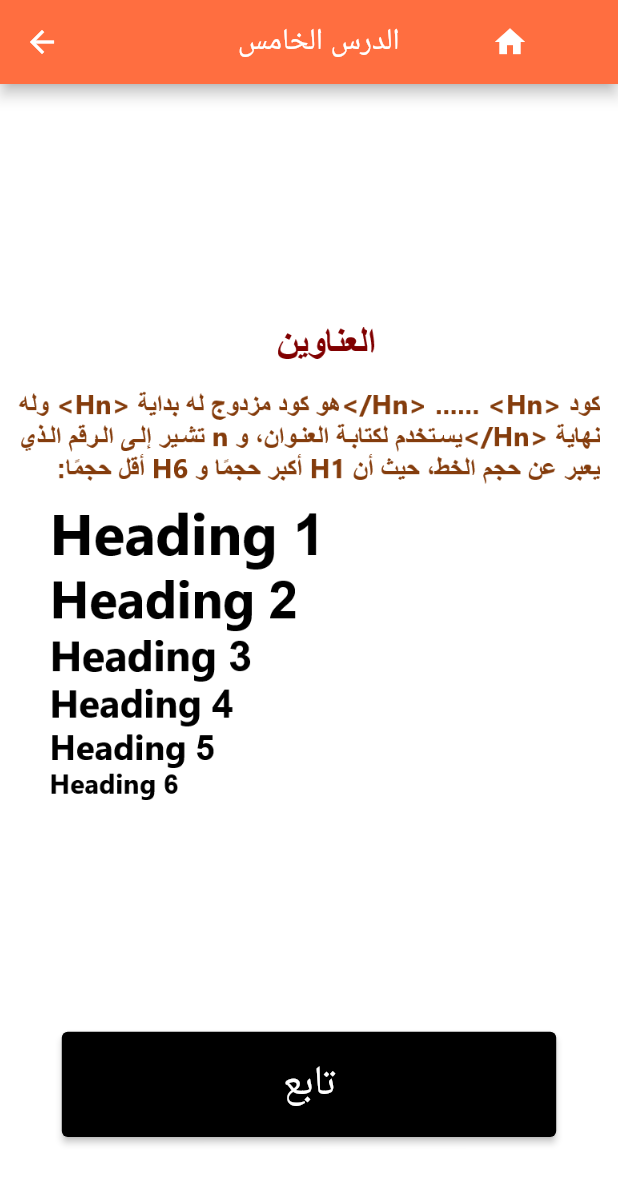
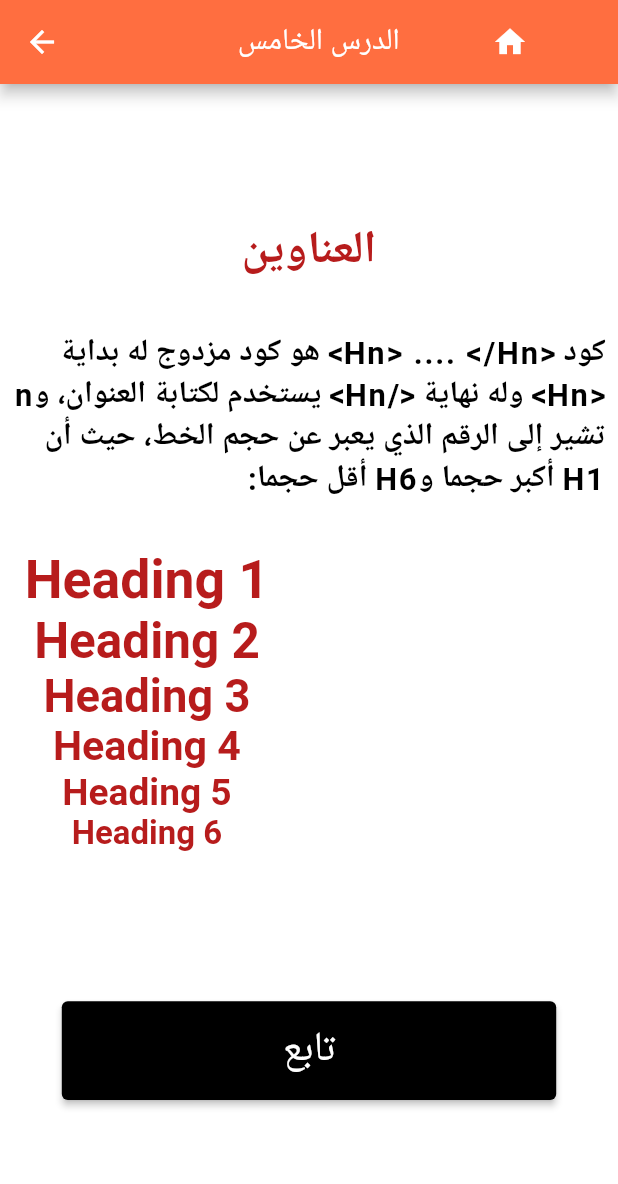
Before and after one commit to AnasKhaled1876/Intro-to-HTML, a Flutter app: the LessonFiveStudy screen opened directly, on a phone screen of 412 x 824 dp. Shown: the top 1184 px of the screen. Run offline on Flutter 3.47's test engine with Material 2 defaults, Android fonts, the phone set to English and light mode, and no system bars; our stand-ins replace cloud_firestore, firebase_core, shared_preferences, sizer, sqflite, youtube_player_flutter; accounts and stored records are empty.

Commit message:
Styling Lesson Five Study

```diff
--- a/lib/lesson_five_page.dart
+++ b/lib/lesson_five_page.dart
@@ -16,6 +16,29 @@ class _LessonFiveStudyState extends State<LessonFiveStudy> {
   bool firstPress = false;
   String buttonText = "تابع";
 
+  List<Widget> fillHeadingsText() {
+    List<Widget> headingTexts = [];
+    double font = 26.0;
+    for (int i = 1; i <= 6; i++) {
+      headingTexts.add(
+        Align(
+          alignment: Alignment.centerLeft,
+          child: Text(
+            "Heading $i",
+            textDirection: TextDirection.rtl,
+            style: TextStyle(
+                fontSize: font.sp,
+                color: Colors.red[900],
+                fontWeight: FontWeight.bold),
+          ),
+        ),
+      );
+      font -= 2.0;
+    }
+
+    return headingTexts;
+  }
+
   @override
   Widget build(BuildContext context) {
     return Scaffold(
@@ -30,15 +53,21 @@ class _LessonFiveStudyState extends State<LessonFiveStudy> {
         ),
         title: Row(
           children: [
-            SizedBox(width: 21.w,),
+            SizedBox(
+              width: 21.w,
+            ),
             const Text("الدرس الخامس"),
-            SizedBox(width: 12.w,),
+            SizedBox(
+              width: 12.w,
+            ),
             Align(
               alignment: Alignment.centerRight,
               child: IconButton(
                 onPressed: () {
-                  Navigator.push(context,
-                      MaterialPageRoute(builder: (context) => const MainPage()));
+                  Navigator.push(
+                      context,
+                      MaterialPageRoute(
+                          builder: (context) => const MainPage()));
                 },
                 icon: const Icon(Icons.home),
               ),
@@ -51,23 +80,59 @@ class _LessonFiveStudyState extends State<LessonFiveStudy> {
         child: Column(
           mainAxisAlignment: MainAxisAlignment.spaceAround,
           children: <Widget>[
+            SizedBox(
+              height: 5.h,
+            ),
+            if (firstPress)
+              Text(
+                "طريقة كتابة العناوين",
+                textDirection: TextDirection.rtl,
+                style: TextStyle(
+                    fontSize: 22.sp,
+                    fontWeight: FontWeight.bold,
+                    color: Colors.red[900]),
+              ),
             if (!firstPress)
-              Expanded(
-                flex: 9,
-                child: Center(
-                  child: Image.asset("assets/lesson5_1.png"),
+              Text(
+                "العناوين",
+                textDirection: TextDirection.rtl,
+                style: TextStyle(
+                    fontSize: 22.sp,
+                    color: Colors.red[900],
+                    fontWeight: FontWeight.bold),
               ),
-              )
-            else
+            if (!firstPress)
+              Text(
+                "كود <Hn> .... </Hn> هو كود مزدوج له بداية <Hn> وله نهاية </Hn> يستخدم لكتابة العنوان، وn تشير إلى الرقم الذي يعبر عن حجم الخط، حيث أن H1 أكبر حجما وH6 أقل حجما:",
+                textDirection: TextDirection.rtl,
+                style: TextStyle(
+                    fontSize: 15.sp,
+                    color: Colors.black,
+                    letterSpacing: 1.2,
+                    fontWeight: FontWeight.w600),
+              ),
+            if (!firstPress)
+              Row(
+                children: [
+                  SizedBox(
+                    width: 2.w,
+                  ),
+                  Column(
+                    children: fillHeadingsText(),
+                  ),
+                ],
+              ),
+            if (firstPress)
               Expanded(
                 flex: 9,
                 child: Center(
                   child: Image.asset("assets/lesson5_2.png"),
                 ),
               ),
-            Expanded(
-              flex: 1,
-              child: ElevatedButton(
+            SizedBox(
+              height: 4.h,
+            ),
+            ElevatedButton(
               onPressed: () {
                 if (firstPress) {
                   Navigator.push(
@@ -77,7 +142,7 @@ class _LessonFiveStudyState extends State<LessonFiveStudy> {
                 } else {
                   setState(() {
                     firstPress = true;
-                      buttonText="النشاط";
+                    buttonText = "النشاط";
                   });
                 }
               },
@@ -88,9 +153,8 @@ class _LessonFiveStudyState extends State<LessonFiveStudy> {
                 style: TextStyle(fontSize: 20.sp),
               ),
             ),
-            ),
             SizedBox(
-              height: 8.h,
+              height: 5.h,
             )
           ],
         ),
@@ -107,16 +171,8 @@ class LessonFiveActivity extends StatefulWidget {
 }
 
 class _LessonFiveActivityState extends State<LessonFiveActivity> {
-
   List<String> headings = ["1", "2", "3", "4", "5", "6"];
-  List<String> headingsNo = [
-    "H1",
-    "H2",
-    "H3",
-    "H4",
-    "H5",
-    "H6"
-  ];
+  List<String> headingsNo = ["H1", "H2", "H3", "H4", "H5", "H6"];
   List<String> inputs = ["", "", "", "", "", ""];
   bool finished = false;
 
@@ -128,6 +184,7 @@ class _LessonFiveActivityState extends State<LessonFiveActivity> {
     }
     return true;
   }
+
   List<Widget> fillRows() {
     List<Widget> myChoices = [];
     for (int i = 0; i < headingsNo.length; i += 3) {
@@ -161,15 +218,21 @@ class _LessonFiveActivityState extends State<LessonFiveActivity> {
         ),
         title: Row(
           children: [
-            SizedBox(width: 21.w,),
+            SizedBox(
+              width: 21.w,
+            ),
             const Text("النشاط"),
-            SizedBox(width: 28.w,),
+            SizedBox(
+              width: 28.w,
+            ),
             Align(
               alignment: Alignment.centerRight,
               child: IconButton(
                 onPressed: () {
-                  Navigator.push(context,
-                      MaterialPageRoute(builder: (context) => const MainPage()));
+                  Navigator.push(
+                      context,
+                      MaterialPageRoute(
+                          builder: (context) => const MainPage()));
                 },
                 icon: const Icon(Icons.home),
               ),
@@ -181,16 +244,21 @@ class _LessonFiveActivityState extends State<LessonFiveActivity> {
         margin: EdgeInsets.symmetric(horizontal: 0.5.h),
         child: Column(
           children: <Widget>[
-            SizedBox(height: 5.h,),
+            SizedBox(
+              height: 5.h,
+            ),
             Align(
               alignment: Alignment.centerRight,
               child: Text(
                 "قم بترتيب العناويين التالية حسب الترتيب تنازلي ( من الخط الكبير للصغير):",
                 textDirection: TextDirection.rtl,
-                style: TextStyle(fontSize: 18.0.sp, fontWeight: FontWeight.bold),
+                style:
+                    TextStyle(fontSize: 18.0.sp, fontWeight: FontWeight.bold),
               ),
             ),
-            SizedBox(height: 4.h,),
+            SizedBox(
+              height: 4.h,
+            ),
             Container(
               color: Colors.blue.withOpacity(0.3),
               width: 50.w,
@@ -210,7 +278,8 @@ class _LessonFiveActivityState extends State<LessonFiveActivity> {
                             finished = true;
                           }
                         }),
-                        builder: (context, _, __) => DragTargetLevelSix(input: inputs[0]),
+                        builder: (context, _, __) =>
+                            DragTargetLevelSix(input: inputs[0]),
                       ),
                     ],
                   ),
@@ -227,7 +296,8 @@ class _LessonFiveActivityState extends State<LessonFiveActivity> {
                             finished = true;
                           }
                         }),
-                        builder: (context, _, __) => DragTargetLevelSix(input: inputs[1]),
+                        builder: (context, _, __) =>
+                            DragTargetLevelSix(input: inputs[1]),
                       ),
                     ],
                   ),
@@ -244,7 +314,8 @@ class _LessonFiveActivityState extends State<LessonFiveActivity> {
                             finished = true;
                           }
                         }),
-                        builder: (context, _, __) => DragTargetLevelSix(input: inputs[2]),
+                        builder: (context, _, __) =>
+                            DragTargetLevelSix(input: inputs[2]),
                       ),
                     ],
                   ),
@@ -261,7 +332,8 @@ class _LessonFiveActivityState extends State<LessonFiveActivity> {
                             finished = true;
                           }
                         }),
-                        builder: (context, _, __) => DragTargetLevelSix(input: inputs[3]),
+                        builder: (context, _, __) =>
+                            DragTargetLevelSix(input: inputs[3]),
                       ),
                     ],
                   ),
@@ -278,7 +350,8 @@ class _LessonFiveActivityState extends State<LessonFiveActivity> {
                             finished = true;
                           }
                         }),
-                        builder: (context, _, __) => DragTargetLevelSix(input: inputs[4]),
+                        builder: (context, _, __) =>
+                            DragTargetLevelSix(input: inputs[4]),
                       ),
                     ],
                   ),
@@ -295,7 +368,8 @@ class _LessonFiveActivityState extends State<LessonFiveActivity> {
                             finished = true;
                           }
                         }),
-                        builder: (context, _, __) => DragTargetLevelSix(input: inputs[5]),
+                        builder: (context, _, __) =>
+                            DragTargetLevelSix(input: inputs[5]),
                       ),
                     ],
                   ),
@@ -313,8 +387,10 @@ class _LessonFiveActivityState extends State<LessonFiveActivity> {
               ElevatedButton(
                 onPressed: () {
                   HomePage.checkLevel(5);
-                  Navigator.push(context,
-                      MaterialPageRoute(builder: (context) => const LessonSixStudy()));
+                  Navigator.push(
+                      context,
+                      MaterialPageRoute(
+                          builder: (context) => const LessonSixStudy()));
                 },
                 style: ElevatedButton.styleFrom(
                     primary: Colors.black, minimumSize: Size(80.w, 8.h)),
```
Also changed, not shown: assets/lesson5_2.png. Lines whose indentation alone changed are shown as unchanged.
